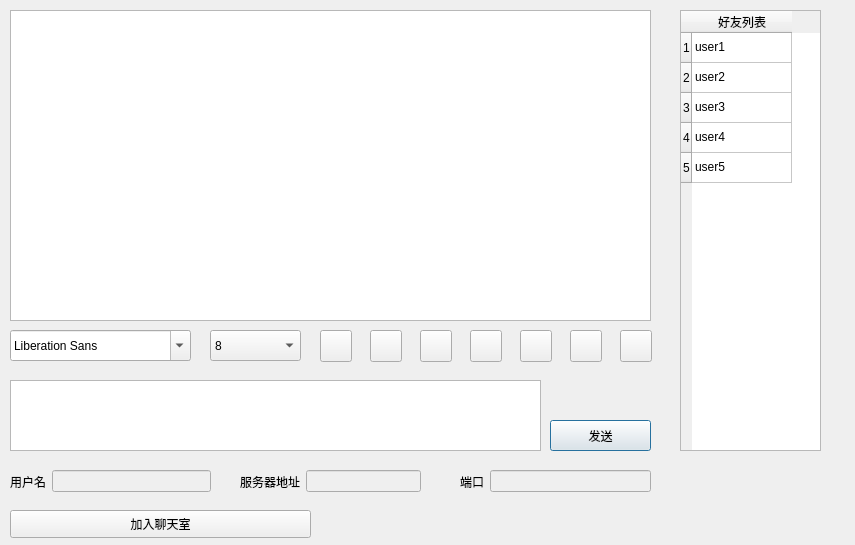
holdonbush/QT-sample-chat-application, file tcpclient.ui: the form before one commit.
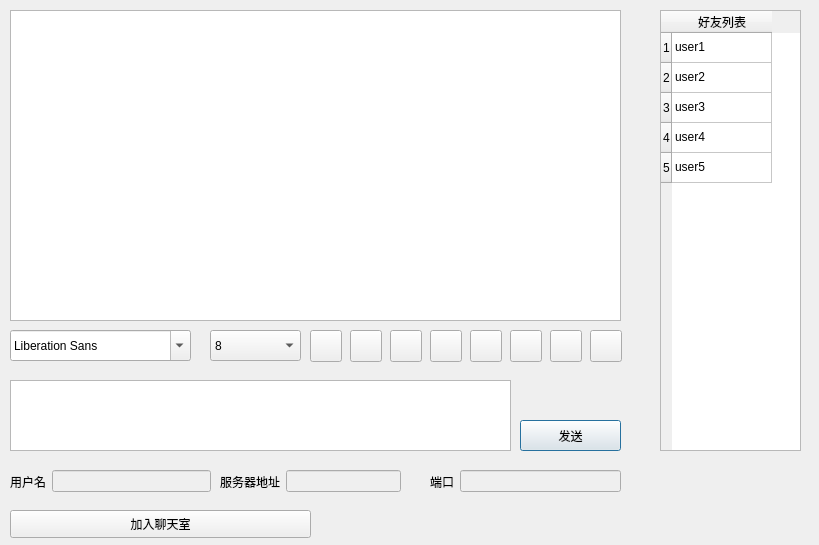
The form after the commit. Icons and pictures are not drawn.

The edit to the form file:
```diff
--- a/tcpclient.ui
+++ b/tcpclient.ui
@@ -6,7 +6,7 @@
    <rect>
     <x>0</x>
     <y>0</y>
-    <width>855</width>
+    <width>819</width>
     <height>545</height>
    </rect>
   </property>
@@ -16,7 +16,7 @@
   <widget class="QPushButton" name="send_Btn">
    <property name="geometry">
     <rect>
-     <x>550</x>
+     <x>520</x>
      <y>420</y>
      <width>101</width>
      <height>31</height>
@@ -68,7 +68,7 @@
   <widget class="QWidget" name="layoutWidget">
    <property name="geometry">
     <rect>
-     <x>240</x>
+     <x>220</x>
      <y>470</y>
      <width>181</width>
      <height>23</height>
@@ -94,7 +94,7 @@
   <widget class="QWidget" name="layoutWidget">
    <property name="geometry">
     <rect>
-     <x>460</x>
+     <x>430</x>
      <y>470</y>
      <width>191</width>
      <height>23</height>
@@ -218,7 +218,7 @@
   <widget class="QToolButton" name="toolButton">
    <property name="geometry">
     <rect>
-     <x>320</x>
+     <x>310</x>
      <y>330</y>
      <width>32</width>
      <height>32</height>
@@ -241,7 +241,7 @@
   <widget class="QToolButton" name="toolButton_2">
    <property name="geometry">
     <rect>
-     <x>370</x>
+     <x>350</x>
      <y>330</y>
      <width>32</width>
      <height>32</height>
@@ -264,7 +264,7 @@
   <widget class="QToolButton" name="toolButton_3">
    <property name="geometry">
     <rect>
-     <x>420</x>
+     <x>390</x>
      <y>330</y>
      <width>32</width>
      <height>32</height>
@@ -287,7 +287,7 @@
   <widget class="QToolButton" name="toolButton_4">
    <property name="geometry">
     <rect>
-     <x>470</x>
+     <x>430</x>
      <y>330</y>
      <width>32</width>
      <height>32</height>
@@ -307,7 +307,7 @@
   <widget class="QToolButton" name="toolButton_5">
    <property name="geometry">
     <rect>
-     <x>520</x>
+     <x>470</x>
      <y>330</y>
      <width>32</width>
      <height>32</height>
@@ -327,7 +327,7 @@
   <widget class="QToolButton" name="toolButton_6">
    <property name="geometry">
     <rect>
-     <x>570</x>
+     <x>510</x>
      <y>330</y>
      <width>32</width>
      <height>32</height>
@@ -347,7 +347,7 @@
   <widget class="QToolButton" name="toolButton_7">
    <property name="geometry">
     <rect>
-     <x>620</x>
+     <x>590</x>
      <y>330</y>
      <width>32</width>
      <height>32</height>
@@ -369,7 +369,7 @@
     <rect>
      <x>10</x>
      <y>380</y>
-     <width>531</width>
+     <width>501</width>
      <height>71</height>
     </rect>
    </property>
@@ -379,7 +379,7 @@
     <rect>
      <x>10</x>
      <y>10</y>
-     <width>641</width>
+     <width>611</width>
      <height>311</height>
     </rect>
    </property>
@@ -387,7 +387,7 @@
   <widget class="QTableWidget" name="tableWidget">
    <property name="geometry">
     <rect>
-     <x>680</x>
+     <x>660</x>
      <y>10</y>
      <width>141</width>
      <height>441</height>
@@ -449,6 +449,23 @@
     </property>
    </item>
   </widget>
+  <widget class="QToolButton" name="toolButton_8">
+   <property name="geometry">
+    <rect>
+     <x>550</x>
+     <y>330</y>
+     <width>32</width>
+     <height>32</height>
+    </rect>
+   </property>
+   <property name="text">
+    <string/>
+   </property>
+   <property name="icon">
+    <iconset>
+     <normaloff>img/receive.png</normaloff>img/receive.png</iconset>
+   </property>
+  </widget>
  </widget>
  <resources/>
  <connections/>
```
